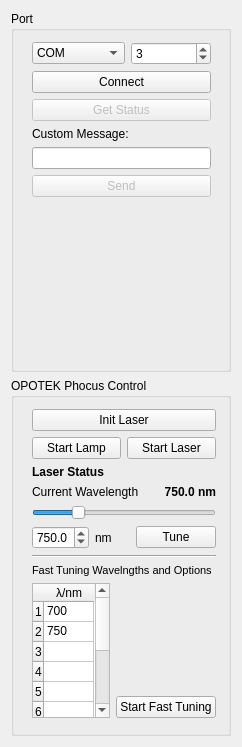
Before: the Qt Designer form Plugins/org.mitk.gui.qt.lasercontrol/src/internal/QmitkLaserControlControls.ui in MITK/MITK, drawn with Qt 5.
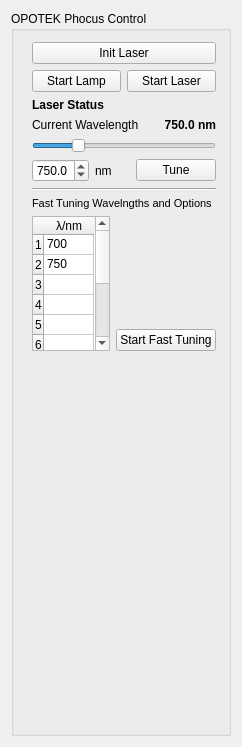
After: the same form once the commit is applied.

Commit message: minor changes (removed unnecesary gui) and changed some of the homing protocols

The edit to the form file:
```diff
--- a/Plugins/org.mitk.gui.qt.lasercontrol/src/internal/QmitkLaserControlControls.ui
+++ b/Plugins/org.mitk.gui.qt.lasercontrol/src/internal/QmitkLaserControlControls.ui
@@ -22,121 +22,6 @@
   <layout class="QVBoxLayout" name="verticalLayout">
    <item>
     <layout class="QVBoxLayout" name="verticalLayout_4">
-     <item alignment="Qt::AlignTop">
-      <widget class="QGroupBox" name="groupBox_2">
-       <property name="minimumSize">
-        <size>
-         <width>0</width>
-         <height>361</height>
-        </size>
-       </property>
-       <property name="title">
-        <string>Port</string>
-       </property>
-       <widget class="QWidget" name="verticalLayoutWidget_2">
-        <property name="geometry">
-         <rect>
-          <x>10</x>
-          <y>20</y>
-          <width>201</width>
-          <height>331</height>
-         </rect>
-        </property>
-        <layout class="QVBoxLayout" name="verticalLayout_3">
-         <item>
-          <layout class="QHBoxLayout" name="horizontalLayout_2">
-           <item>
-            <widget class="QComboBox" name="comboBoxPortType">
-             <item>
-              <property name="text">
-               <string>COM</string>
-              </property>
-             </item>
-             <item>
-              <property name="text">
-               <string>/dev/ttyUSB</string>
-              </property>
-             </item>
-             <item>
-              <property name="text">
-               <string>/dev/ttyS</string>
-              </property>
-             </item>
-            </widget>
-           </item>
-           <item>
-            <widget class="QSpinBox" name="spinBoxPort">
-             <property name="maximum">
-              <number>20</number>
-             </property>
-             <property name="value">
-              <number>3</number>
-             </property>
-            </widget>
-           </item>
-          </layout>
-         </item>
-         <item>
-          <widget class="QPushButton" name="buttonConnect">
-           <property name="toolTip">
-            <string>Do image processing</string>
-           </property>
-           <property name="text">
-            <string>Connect</string>
-           </property>
-          </widget>
-         </item>
-         <item>
-          <widget class="QPushButton" name="buttonStatus">
-           <property name="enabled">
-            <bool>false</bool>
-           </property>
-           <property name="text">
-            <string>Get Status</string>
-           </property>
-          </widget>
-         </item>
-         <item>
-          <widget class="QLabel" name="labelState">
-           <property name="text">
-            <string>Custom Message:</string>
-           </property>
-          </widget>
-         </item>
-         <item>
-          <layout class="QVBoxLayout" name="verticalLayout_2">
-           <item>
-            <widget class="QLineEdit" name="lineMessage"/>
-           </item>
-           <item>
-            <widget class="QPushButton" name="buttonSendCustomMessage">
-             <property name="enabled">
-              <bool>false</bool>
-             </property>
-             <property name="text">
-              <string>Send</string>
-             </property>
-            </widget>
-           </item>
-          </layout>
-         </item>
-         <item>
-          <spacer name="verticalSpacer">
-           <property name="orientation">
-            <enum>Qt::Vertical</enum>
-           </property>
-           <property name="sizeHint" stdset="0">
-            <size>
-             <width>20</width>
-             <height>40</height>
-            </size>
-           </property>
-          </spacer>
-         </item>
-        </layout>
-       </widget>
-      </widget>
-     </item>
      <item>
       <widget class="QGroupBox" name="groupBox_3">
        <property name="title">
```
The commit also changes 3 other files.
